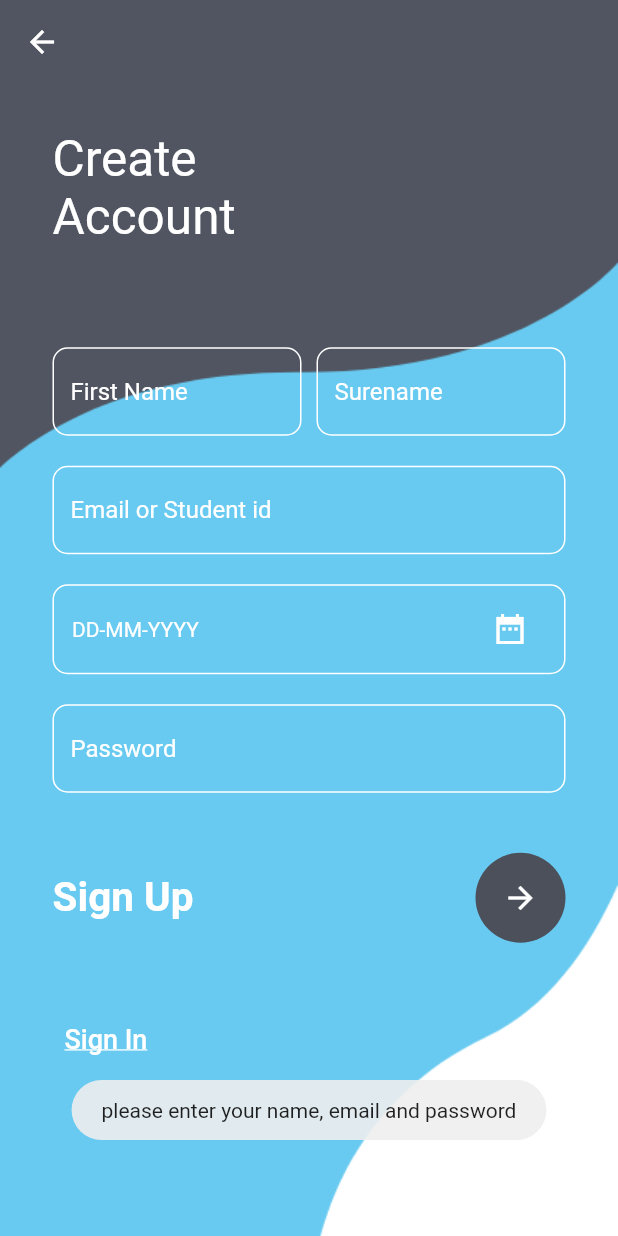
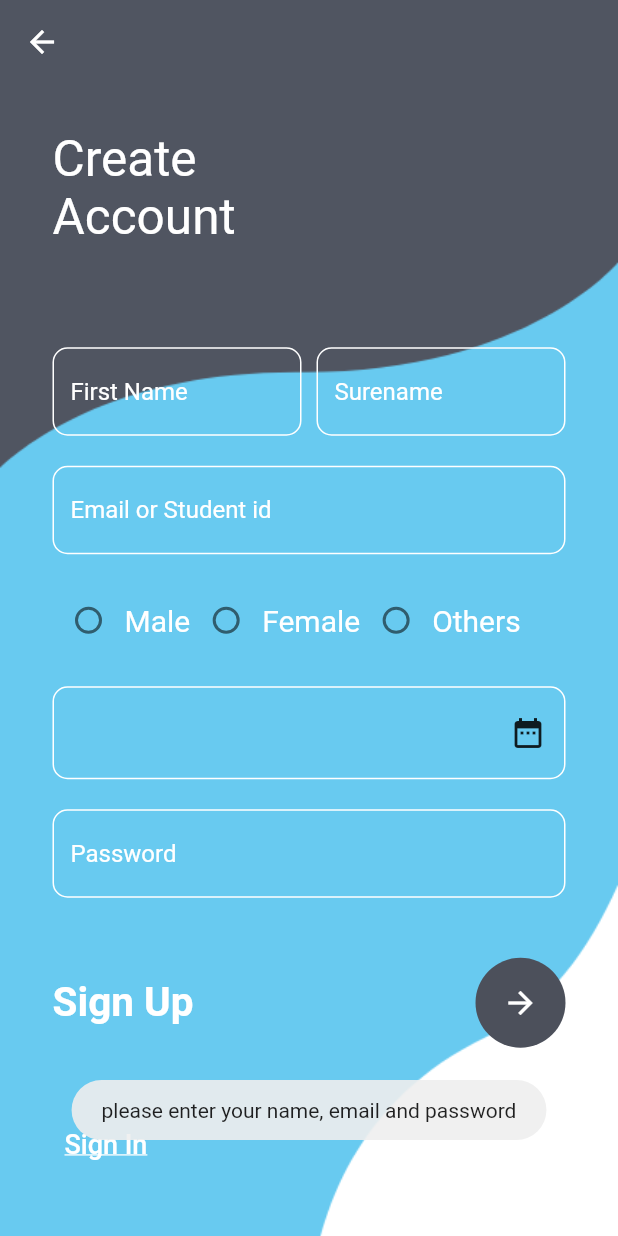
Before and after one commit to ShopnilSohan/School, a Flutter app: the MyRegister screen opened directly, after a tap on the "arrow forward" icon, on a phone screen of 412 x 824 dp. Run offline on Flutter 3.47's test engine with Material 2 defaults, Android fonts, the light colour scheme and no system bars; our stand-ins replace flutter_datetime_picker, fluttertoast.

Commit message:
school v1

```diff
--- a/lib/register.dart
+++ b/lib/register.dart
@@ -32,6 +32,7 @@ class _MyRegisterState extends State<MyRegister> {
   String? name = stdin.readLineSync();
   String? email = stdin.readLineSync();
   String? pass = stdin.readLineSync();
+  int _radiovalue=0;
   @override
   Widget build(BuildContext context) {
     var height = MediaQuery.of(context).size.height;
@@ -149,32 +150,86 @@ class _MyRegisterState extends State<MyRegister> {
                             ),
                           ),
                           SizedBox(height:20 ,),
+                          Row(
+                           children: [
+                             Row(
+                               children: [
+                                 Radio(
+                                   activeColor: Colors.pink,
+                                     value: 1,
+                                     groupValue: _radiovalue,
+                                     onChanged: (value){
+                                       setState(() {
+                                         _radiovalue = value as int;
+                                       });
+                                     }),
+                                 Text('Male',style: TextStyle(color: Colors.white,fontSize: 20
+                                 ),)
+                               ],
+                             ),
+                             Row(
+                               children: [
+                                 Radio(
+                                     activeColor: Colors.pink,
+                                     value: 2,
+                                     groupValue: _radiovalue,
+                                     onChanged: (value){
+                                       setState(() {
+                                         _radiovalue = value as int;
+                                       });
+                                     }),
+                                 Text('Female',style: TextStyle(color: Colors.white,fontSize: 20),)
+                               ],
+                             ),
+                             Row(
+                               mainAxisAlignment: MainAxisAlignment.spaceBetween,
+                               children: [
+                                 Radio(
+                                     activeColor: Colors.pink,
+                                     value: 3,
+                                     groupValue: _radiovalue,
+                                     onChanged: (value){
+                                       setState(() {
+                                         _radiovalue = value as int;
+                                       });
+                                     }),
+                                 Text('Others',style: TextStyle(color: Colors.white,fontSize: 20),)
+                               ],
+                             ),
+                           ],
+
+                          ),
+                            SizedBox(height:20,),
                           Container(
-                            height: 60,
                             decoration: BoxDecoration(
-                                border: Border.all(width: 1,color: Colors.white),
+                              border: Border.all(width: 1,color: Colors.white,),
                               borderRadius: BorderRadius.circular(10),
 
                             ),
-
                             child: Row(
                               mainAxisAlignment: MainAxisAlignment.spaceBetween,
                               children: [
-                                Padding(
-                                  padding: const EdgeInsets.all(12.0),
-                                  child: Flexible(child: _dateTime==null? Text('DD-MM-YYYY',style: TextStyle(color: Colors.white),):  Text('Date : ${_dateTime!.day}-${_dateTime!.month}-${_dateTime!.year}',style: TextStyle(color: Colors.white),)
-                                  ),
+                                Row(
+                                  children: [
+                                    Container(
+                                      height: 60,
+                                      width:250 ,
+
+                                      child: _dateTime==null? TextField(
+                                        decoration: InputDecoration(
+                                          border: InputBorder.none
+                                        ),
+                                      ): Text('${_dateTime!.day}-${_dateTime!.month}-${_dateTime!.day}'),
+                                    ),
+                                  ],
                                 ),
-                                Padding(
-                                  padding: const EdgeInsets.only(right: 12.0),
-                                  child: Flexible(child: IconButton(onPressed: (){
-                                    getDate();
-                                  },
-                                      icon: Icon(Icons.date_range_sharp,color: Colors.white,))),
+                                IconButton(
+                                    onPressed:(){
+                                      getDate();
+                                    }, icon: Icon(Icons.date_range),
                                 )
-                              ],
+                              ]
                             ),
-
                           ),
                           SizedBox(
                             height: 20,
@@ -221,6 +276,7 @@ class _MyRegisterState extends State<MyRegister> {
                                 child: IconButton(
                                   color: Colors.white,
                                   onPressed: () {
+                                    gender();
                                     if (firstnameController.text.isEmpty || surenameController.text.isEmpty ||
                                         emailController.text.isEmpty ||
                                         passController.text.isEmpty) {
@@ -284,4 +340,23 @@ class _MyRegisterState extends State<MyRegister> {
       ),
     );
   }
+  gender(){
+    if(_radiovalue==1){
+      Fluttertoast.showToast(msg: 'Male',toastLength: Toast.LENGTH_LONG,
+          gravity: ToastGravity.SNACKBAR);
+    }
+    else if(_radiovalue==2){
+      Fluttertoast.showToast(msg: 'Female',toastLength: Toast.LENGTH_LONG,
+          gravity: ToastGravity.SNACKBAR);
+    }
+    else if(_radiovalue==3){
+      Fluttertoast.showToast(msg: 'Others',toastLength: Toast.LENGTH_LONG,
+          gravity: ToastGravity.SNACKBAR);
+    }
+    else{
+      Fluttertoast.showToast(msg: 'Please Select your gender',toastLength: Toast.LENGTH_LONG,
+          gravity: ToastGravity.SNACKBAR);
+    }
+
+  }
 }
```
